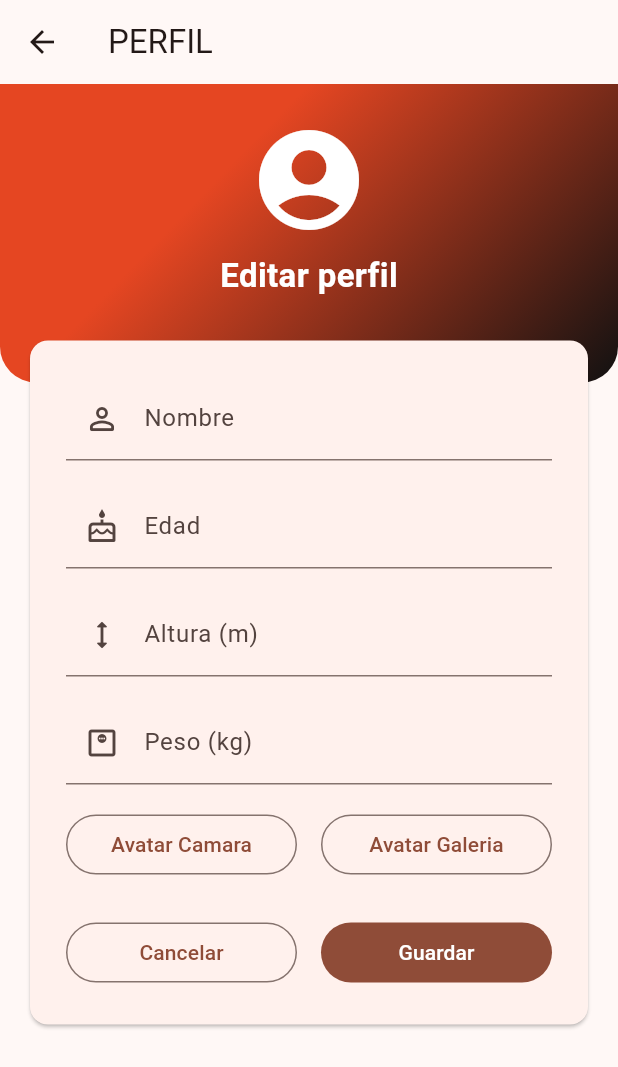
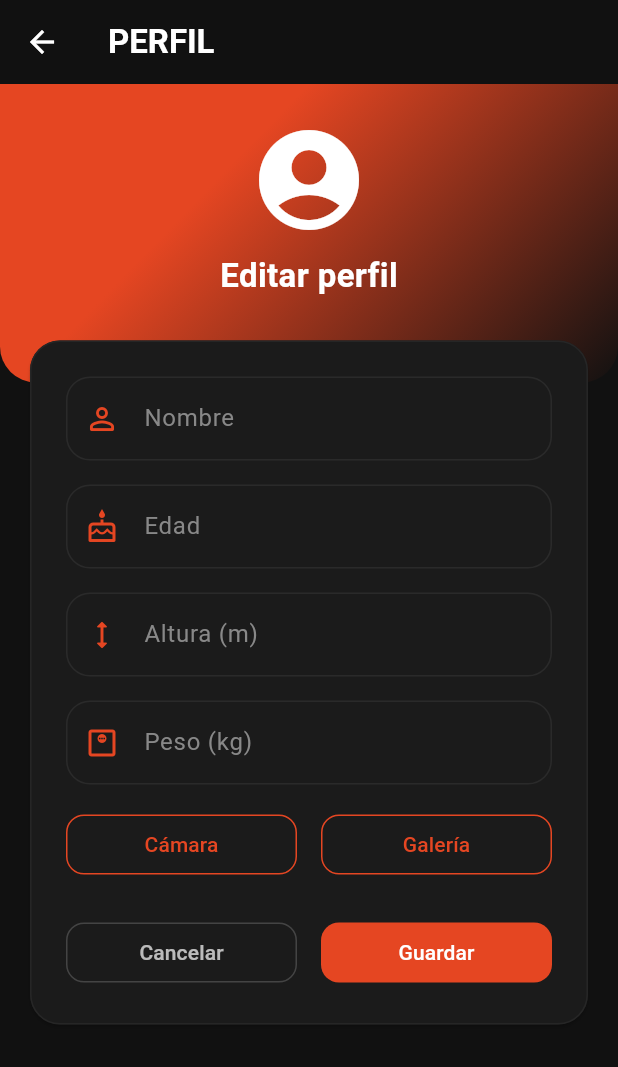
Before and after one commit to AndrewRP06/proyecto_kania3, a Flutter app: the Editprofileview screen opened directly, on a phone screen of 412 x 824 dp. Shown: the top 1067 px of the screen. Run offline on Flutter 3.47's test engine with Material 3 defaults, Android fonts, the light colour scheme and no system bars; our stand-ins replace cloud_firestore, firebase_auth, firebase_core, firebase_storage, image_picker; accounts and stored records are empty.

Commit message:
Correciones de codigo parte 2

```diff
--- a/lib/theme/AppTheme.dart
+++ b/lib/theme/AppTheme.dart
@@ -16,6 +16,7 @@ class AppEspacios {
   static const double lg = 24.0;
   static const double xl = 32.0;
   static const double iconoGrande = 48.0;
+  static const double iconoGrande2 = 90.0;
   static const double anchoFormulario = 400.0;
 }
 
--- a/lib/views/EditProfile_view.dart
+++ b/lib/views/EditProfile_view.dart
@@ -7,8 +7,7 @@ import 'package:image_picker/image_picker.dart';
 
 import '../ObjectsFirebase/Perfil.dart';
 
-/// Pantalla para editar el perfil. Es un StatefulWidget porque mientras se
-/// guarda cambia el estado (bGuardando) y hay que redibujar el botón.
+/// Pantalla para editar el perfil.
 class Editprofileview extends StatefulWidget {
   const Editprofileview({super.key});
 
@@ -16,27 +15,19 @@ class Editprofileview extends StatefulWidget {
   State<Editprofileview> createState() => _EditprofileviewState();
 }
 
-/// State de EditProfileView: controladores del formulario y métodos.
 class _EditprofileviewState extends State<Editprofileview> {
-  /// Clave del Form: permite validar todos los campos a la vez con validate().
   final GlobalKey<FormState> formKey = GlobalKey<FormState>();
 
-  /// Controladores de los campos del formulario.
   final TextEditingController nombreController = TextEditingController();
   final TextEditingController edadController = TextEditingController();
   final TextEditingController alturaController = TextEditingController();
   final TextEditingController pesoController = TextEditingController();
 
-  /// Acceso a Cloud Firestore.
   final FirebaseFirestore db = FirebaseFirestore.instance;
 
-  /// true mientras se está guardando en Firestore (desactiva el botón).
   bool bGuardando = false;
-
-  /// Última imagen elegida con cámara o galería; se sube al guardar.
   XFile? ficheroCargado;
 
-  /// Rellena los campos con los datos actuales del perfil.
   @override
   void initState() {
     super.initState();
@@ -47,7 +38,6 @@ class _EditprofileviewState extends State<Editprofileview> {
     pesoController.text = perfil.peso?.toString() ?? "";
   }
 
-  /// Los controladores reservan recursos: hay que liberarlos al cerrar la pantalla.
   @override
   void dispose() {
     nombreController.dispose();
@@ -57,13 +47,11 @@ class _EditprofileviewState extends State<Editprofileview> {
     super.dispose();
   }
 
-  /// Validador del nombre: no puede estar vacío.
   String? validarNombre(String? valor) {
     if (valor == null || valor.trim().isEmpty) return "Escribe tu nombre";
     return null;
   }
 
-  /// Validador de la edad: número entero entre 0 y 150.
   String? validarEdad(String? valor) {
     int? edad = int.tryParse(valor?.trim() ?? "");
     if (edad == null) return "La edad debe ser un número entero";
@@ -71,7 +59,6 @@ class _EditprofileviewState extends State<Editprofileview> {
     return null;
   }
 
-  /// Validador de la altura: número decimal mayor que 0.
   String? validarAltura(String? valor) {
     double? altura = double.tryParse((valor ?? "").trim().replaceAll(",", "."));
     if (altura == null) return "La altura debe ser un número";
@@ -79,7 +66,6 @@ class _EditprofileviewState extends State<Editprofileview> {
     return null;
   }
 
-  /// Validador del peso: número decimal mayor que 0.
   String? validarPeso(String? valor) {
     double? peso = double.tryParse((valor ?? "").trim().replaceAll(",", "."));
     if (peso == null) return "El peso debe ser un número";
@@ -87,8 +73,6 @@ class _EditprofileviewState extends State<Editprofileview> {
     return null;
   }
 
-  /// Botón "Guardar": valida, actualiza el perfil en Dataholder y en Firestore,
-  /// sube el avatar a Storage cuando hay imagen y vuelve a la pantalla anterior.
   Future<void> clickGuardar() async {
     if (!formKey.currentState!.validate()) return;
 
@@ -96,11 +80,16 @@ class _EditprofileviewState extends State<Editprofileview> {
       bGuardando = true;
     });
 
+    try {
       Perfil perfil = Dataholder.instance.perfilUsuario;
 
+      // Try uploading image if selected
       if (ficheroCargado != null) {
-      perfil.urlAvatar =
+        String? uploadedUrl =
             await Dataholder.instance.storageadmin.subirAvatar(ficheroCargado!);
+        if (uploadedUrl != null) {
+          perfil.urlAvatar = uploadedUrl;
+        }
       }
 
       perfil.name = nombreController.text.trim();
@@ -110,13 +99,17 @@ class _EditprofileviewState extends State<Editprofileview> {
       perfil.peso =
           double.parse(pesoController.text.trim().replaceAll(",", "."));
 
-    String uid = perfil.uid ?? FirebaseAuth.instance.currentUser!.uid;
+      User? currentUser = FirebaseAuth.instance.currentUser;
+      String uid = perfil.uid ?? currentUser?.uid ?? 'temp_user';
 
-    try {
       await db
           .collection("Perfiles")
           .doc(uid)
           .set(perfil.toFirestore(), SetOptions(merge: true));
+
+      // Synchronize Dataholder singleton from Firestore
+      await Dataholder.instance.loadUserData();
+
       if (!mounted) return;
       ScaffoldMessenger.of(context).showSnackBar(
         const SnackBar(content: Text("Perfil actualizado")),
@@ -135,13 +128,12 @@ class _EditprofileviewState extends State<Editprofileview> {
     }
   }
 
-  /// Cabecera verde con degradado, el icono del usuario y su email.
   Widget crearCabecera() {
     String email = FirebaseAuth.instance.currentUser?.email ?? "";
     return Container(
       width: double.infinity,
-      padding: EdgeInsets.fromLTRB(AppEspacios.lg, AppEspacios.lg, AppEspacios.lg,
-          AppEspacios.xl + AppEspacios.lg),
+      padding: const EdgeInsets.fromLTRB(
+          AppEspacios.lg, AppEspacios.lg, AppEspacios.lg, AppEspacios.xl + AppEspacios.lg),
       decoration: const BoxDecoration(
         gradient: LinearGradient(
           colors: [AppColores.principal, AppColores.oscuro],
@@ -166,20 +158,29 @@ class _EditprofileviewState extends State<Editprofileview> {
     );
   }
 
-  /// Avatar de la cabecera.
   Widget crearAvatar() {
     Image? avatar = Dataholder.instance.perfilUsuario.avatar;
+    String? urlAvatar = Dataholder.instance.urlAvatar;
     double tamano = AppEspacios.iconoGrande + AppEspacios.xl;
-    if (avatar == null) {
+
+    if (avatar != null) {
+      return ClipOval(
+        child: SizedBox(width: tamano, height: tamano, child: avatar),
+      );
+    } else if (urlAvatar?.isNotEmpty == true) {
+      return ClipOval(
+        child: SizedBox(
+          width: tamano,
+          height: tamano,
+          child: Image.network(urlAvatar!, fit: BoxFit.cover),
+        ),
+      );
+    } else {
       return Icon(Icons.account_circle_rounded,
           size: tamano, color: AppColores.sobrePrincipal);
     }
-    return ClipOval(
-      child: SizedBox(width: tamano, height: tamano, child: avatar),
-    );
   }
 
-  /// Botón "Avatar Cámara"
   void elegirAvatarCamara() async {
     ImagePicker imagePicker = ImagePicker();
 
@@ -194,7 +195,6 @@ class _EditprofileviewState extends State<Editprofileview> {
     });
   }
 
-  /// Botón "Avatar Galería"
   void elegirAvatarGaleria() async {
     ImagePicker imagePicker = ImagePicker();
 
@@ -209,12 +209,40 @@ class _EditprofileviewState extends State<Editprofileview> {
     });
   }
 
-  /// Dibuja la pantalla de edición.
+  InputDecoration _buildInputDecoration(String label, IconData icon) {
+    return InputDecoration(
+      labelText: label,
+      labelStyle: const TextStyle(color: Color(0xFF888888)),
+      prefixIcon: Icon(icon, color: AppColores.principal),
+      filled: true,
+      fillColor: AppColores.cardOscuro,
+      border: OutlineInputBorder(
+        borderRadius: BorderRadius.circular(16),
+        borderSide: const BorderSide(color: Color(0xFF2A2A2A)),
+      ),
+      enabledBorder: OutlineInputBorder(
+        borderRadius: BorderRadius.circular(16),
+        borderSide: const BorderSide(color: Color(0xFF2A2A2A)),
+      ),
+      focusedBorder: OutlineInputBorder(
+        borderRadius: BorderRadius.circular(16),
+        borderSide: const BorderSide(color: AppColores.principal, width: 2),
+      ),
+    );
+  }
+
   @override
   Widget build(BuildContext context) {
     return Scaffold(
+      backgroundColor: AppColores.oscuro,
       appBar: AppBar(
-        title: const Text("PERFIL"),
+        backgroundColor: AppColores.oscuro,
+        elevation: 0,
+        iconTheme: const IconThemeData(color: Colors.white),
+        title: const Text(
+          "PERFIL",
+          style: TextStyle(color: Colors.white, fontWeight: FontWeight.bold),
+        ),
       ),
       body: SafeArea(
         top: false,
@@ -233,6 +261,11 @@ class _EditprofileviewState extends State<Editprofileview> {
                       padding: const EdgeInsets.symmetric(
                           horizontal: AppEspacios.md),
                       child: Card(
+                        color: AppColores.cardOscuro,
+                        shape: RoundedRectangleBorder(
+                          borderRadius: BorderRadius.circular(20),
+                          side: const BorderSide(color: Color(0xFF262626)),
+                        ),
                         child: Padding(
                           padding: const EdgeInsets.all(AppEspacios.lg),
                           child: Form(
@@ -243,60 +276,73 @@ class _EditprofileviewState extends State<Editprofileview> {
                                 TextFormField(
                                   controller: nombreController,
                                   validator: validarNombre,
+                                  style: const TextStyle(color: Colors.white),
                                   textCapitalization: TextCapitalization.words,
                                   textInputAction: TextInputAction.next,
-                                  decoration: const InputDecoration(
-                                      labelText: "Nombre",
-                                      prefixIcon:
-                                          Icon(Icons.person_outline_rounded)),
+                                  decoration: _buildInputDecoration(
+                                      "Nombre", Icons.person_outline_rounded),
                                 ),
                                 const SizedBox(height: AppEspacios.md),
                                 TextFormField(
                                   controller: edadController,
                                   validator: validarEdad,
+                                  style: const TextStyle(color: Colors.white),
                                   keyboardType: TextInputType.number,
                                   textInputAction: TextInputAction.next,
-                                  decoration: const InputDecoration(
-                                      labelText: "Edad",
-                                      prefixIcon: Icon(Icons.cake_outlined)),
+                                  decoration: _buildInputDecoration(
+                                      "Edad", Icons.cake_outlined),
                                 ),
                                 const SizedBox(height: AppEspacios.md),
                                 TextFormField(
                                   controller: alturaController,
                                   validator: validarAltura,
+                                  style: const TextStyle(color: Colors.white),
                                   keyboardType: const TextInputType.numberWithOptions(
                                       decimal: true),
                                   textInputAction: TextInputAction.next,
-                                  decoration: const InputDecoration(
-                                      labelText: "Altura (m)",
-                                      prefixIcon: Icon(Icons.height_rounded)),
+                                  decoration: _buildInputDecoration(
+                                      "Altura (m)", Icons.height_rounded),
                                 ),
                                 const SizedBox(height: AppEspacios.md),
                                 TextFormField(
                                   controller: pesoController,
                                   validator: validarPeso,
+                                  style: const TextStyle(color: Colors.white),
                                   keyboardType: const TextInputType.numberWithOptions(
                                       decimal: true),
                                   textInputAction: TextInputAction.done,
                                   onFieldSubmitted: (_) => clickGuardar(),
-                                  decoration: const InputDecoration(
-                                      labelText: "Peso (kg)",
-                                      prefixIcon: Icon(Icons.monitor_weight_outlined)),
+                                  decoration: _buildInputDecoration(
+                                      "Peso (kg)", Icons.monitor_weight_outlined),
                                 ),
                                 const SizedBox(height: AppEspacios.md),
                                 Row(
                                   children: [
                                     Expanded(
                                       child: OutlinedButton(
+                                        style: OutlinedButton.styleFrom(
+                                          foregroundColor: AppColores.principal,
+                                          side: const BorderSide(color: AppColores.principal),
+                                          shape: RoundedRectangleBorder(
+                                            borderRadius: BorderRadius.circular(12),
+                                          ),
+                                        ),
                                         onPressed: elegirAvatarCamara,
-                                        child: const Text("Avatar Camara"),
+                                        child: const Text("Cámara"),
                                       ),
                                     ),
                                     const SizedBox(width: AppEspacios.md),
                                     Expanded(
                                       child: OutlinedButton(
+                                        style: OutlinedButton.styleFrom(
+                                          foregroundColor: AppColores.principal,
+                                          side: const BorderSide(color: AppColores.principal),
+                                          shape: RoundedRectangleBorder(
+                                            borderRadius: BorderRadius.circular(12),
+                                          ),
+                                        ),
                                         onPressed: elegirAvatarGaleria,
-                                        child: const Text("Avatar Galeria"),
+                                        child: const Text("Galería"),
                                       ),
                                     ),
                                   ],
@@ -306,6 +352,13 @@ class _EditprofileviewState extends State<Editprofileview> {
                                   children: [
                                     Expanded(
                                       child: OutlinedButton(
+                                        style: OutlinedButton.styleFrom(
+                                          foregroundColor: Colors.white70,
+                                          side: const BorderSide(color: Color(0xFF444444)),
+                                          shape: RoundedRectangleBorder(
+                                            borderRadius: BorderRadius.circular(12),
+                                          ),
+                                        ),
                                         onPressed: bGuardando
                                             ? null
                                             : () => Navigator.pop(context),
@@ -315,6 +368,12 @@ class _EditprofileviewState extends State<Editprofileview> {
                                     const SizedBox(width: AppEspacios.md),
                                     Expanded(
                                       child: FilledButton(
+                                        style: FilledButton.styleFrom(
+                                          backgroundColor: AppColores.principal,
+                                          shape: RoundedRectangleBorder(
+                                            borderRadius: BorderRadius.circular(12),
+                                          ),
+                                        ),
                                         onPressed:
                                             bGuardando ? null : clickGuardar,
                                         child: bGuardando
```
Also changed, not shown: lib/Dataholder.dart (+21 -6 lines), lib/views/login_view.dart (+15 -26 lines), lib/views/perfil_view.dart (+23 -11 lines). Lines whose indentation alone changed are shown as unchanged.
